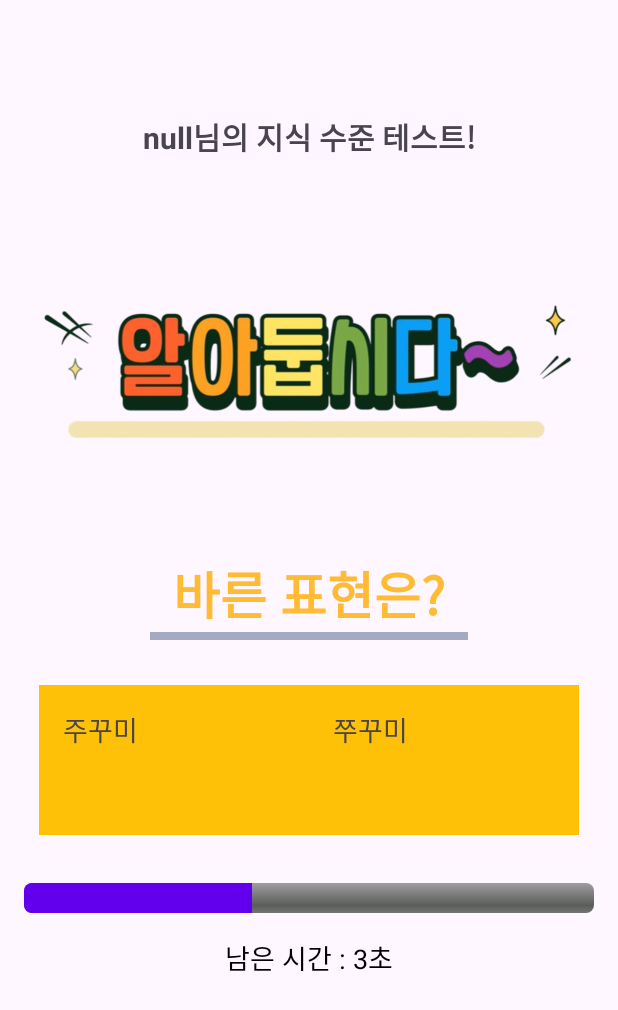
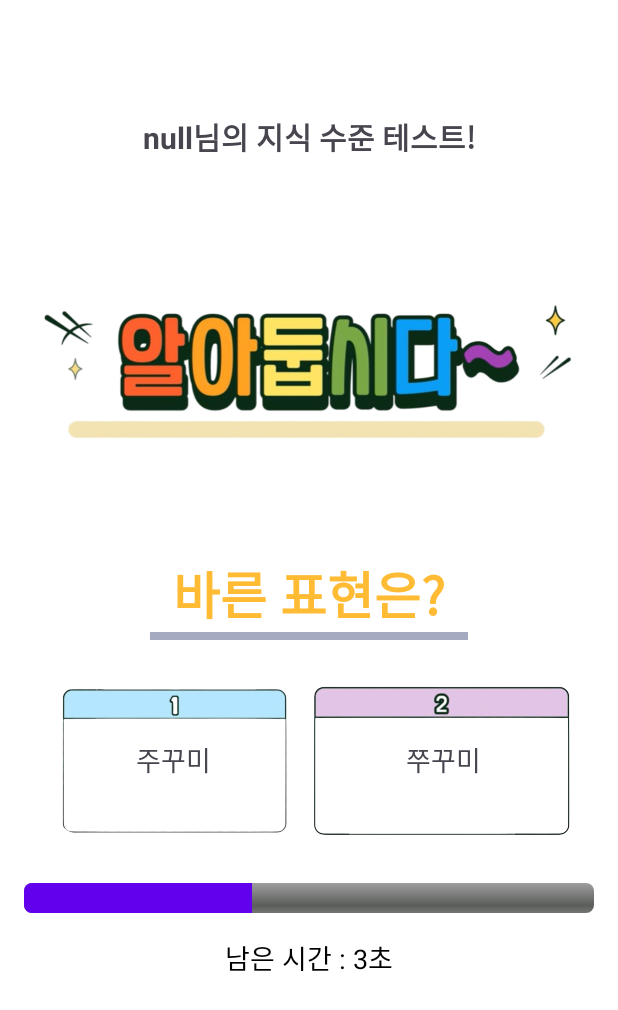
Before and after one commit to N-jongsik/QuizApp, an Android app: the QuizActivity screen opened directly, with no data from a screen before it, on a phone screen of 412 x 824 dp. Shown: the top 1010 px of the screen. Run offline under Robolectric (Android 15) with nearby library versions, the phone set to English and light mode, and no system bars.

Commit message:
style: Quiz

```diff
--- a/app/src/main/java/com/example/quizapp/QuizActivity.kt
+++ b/app/src/main/java/com/example/quizapp/QuizActivity.kt
@@ -4,7 +4,9 @@ import android.content.Intent
 import android.os.Bundle
 import android.os.CountDownTimer
 import android.widget.FrameLayout
+import android.widget.LinearLayout
 import android.widget.ProgressBar
+import android.widget.RelativeLayout
 import android.widget.TextView
 import android.widget.Toast
 import androidx.appcompat.app.AppCompatActivity
@@ -13,8 +15,8 @@ class QuizActivity : AppCompatActivity() {
 
     private lateinit var progressBar: ProgressBar
     private lateinit var timerTextView: TextView
-    private lateinit var option1: FrameLayout
-    private lateinit var option2: FrameLayout
+    private lateinit var option1: RelativeLayout
+    private lateinit var option2: RelativeLayout
     private lateinit var option1Text: TextView
     private lateinit var option2Text: TextView
 
--- a/app/src/main/res/layout/activity_quiz.xml
+++ b/app/src/main/res/layout/activity_quiz.xml
@@ -5,6 +5,7 @@
     android:id="@+id/main"
     android:layout_width="match_parent"
     android:layout_height="match_parent"
+    android:background="@color/white"
     android:orientation="vertical"
     tools:context=".QuizActivity">
 
@@ -55,33 +56,48 @@
         android:gravity="center"
         android:orientation="horizontal">
 
-        <FrameLayout
+        <RelativeLayout
             android:id="@+id/option1"
             android:layout_width="180dp"
             android:layout_height="100dp"
-            android:background="#FFC107"
-            android:padding="16dp">
+            android:background="#FFFFFF">
+
+            <ImageView
+                android:id="@+id/imageView2"
+                android:layout_width="match_parent"
+                android:layout_height="match_parent"
+                app:srcCompat="@drawable/one3" />
 
             <TextView
                 android:id="@+id/textview1"
                 android:layout_width="wrap_content"
                 android:layout_height="wrap_content"
+                android:layout_centerInParent="true"
+                android:text="안녕하세요"
                 android:textSize="18sp" />
-        </FrameLayout>
+        </RelativeLayout>
 
-        <FrameLayout
+        <RelativeLayout
             android:id="@+id/option2"
             android:layout_width="180dp"
             android:layout_height="100dp"
-            android:background="#FFC107"
-            android:padding="16dp">
+            android:background="#FFFFFF">
+
+            <ImageView
+                android:id="@+id/imageView5"
+                android:layout_width="match_parent"
+                android:layout_height="match_parent"
+                app:srcCompat="@drawable/sec" />
 
             <TextView
                 android:id="@+id/textview2"
                 android:layout_width="wrap_content"
                 android:layout_height="wrap_content"
+                android:layout_centerInParent="true"
+                android:text="안녕하세요"
                 android:textSize="18sp" />
-        </FrameLayout>
+        </RelativeLayout>
+
     </LinearLayout>
 
     <LinearLayout
```
Also changed, not shown: app/src/main/res/drawable/one.png (added), app/src/main/res/drawable/one3.png (added), app/src/main/res/drawable/sec.png (added), app/src/main/res/drawable/second.png (added).
